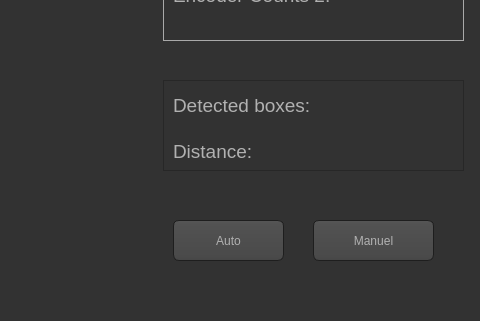
First picture: the form in Ros2_ws/src/gui/gui/ui/rover_main.ui, repository youssef1404/Cleaning_Robot_Project, before the edit; both pictures show x 887 to 1367 and y 340 to 661 of the 1367 by 762 pixel window.
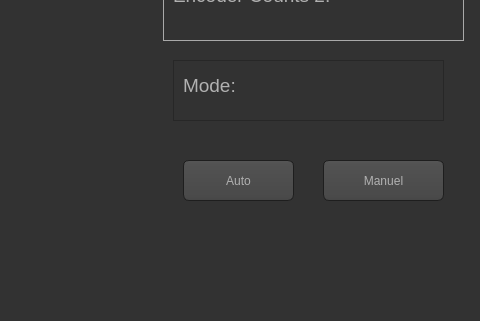
Second picture: the form after the edit. Icons and pictures are not drawn.

```diff
--- a/Ros2_ws/src/gui/gui/ui/rover_main.ui
+++ b/Ros2_ws/src/gui/gui/ui/rover_main.ui
@@ -1137,84 +1137,6 @@
     </property>
    </widget>
   </widget>
-  <widget class="QFrame" name="frame_4">
-   <property name="geometry">
-    <rect>
-     <x>1050</x>
-     <y>420</y>
-     <width>301</width>
-     <height>91</height>
-    </rect>
-   </property>
-   <property name="frameShape">
-    <enum>QFrame::StyledPanel</enum>
-   </property>
-   <property name="frameShadow">
-    <enum>QFrame::Raised</enum>
-   </property>
-   <widget class="QLabel" name="label_8">
-    <property name="geometry">
-     <rect>
-      <x>10</x>
-      <y>10</y>
-      <width>141</width>
-      <height>31</height>
-     </rect>
-    </property>
-    <property name="font">
-     <font>
-      <pointsize>14</pointsize>
-     </font>
-    </property>
-    <property name="text">
-     <string>Detected boxes:</string>
-    </property>
-   </widget>
-   <widget class="QLabel" name="box_label">
-    <property name="geometry">
-     <rect>
-      <x>180</x>
-      <y>16</y>
-      <width>91</width>
-      <height>31</height>
-     </rect>
-    </property>
-    <property name="text">
-     <string/>
-    </property>
-   </widget>
-   <widget class="QLabel" name="label_10">
-    <property name="geometry">
-     <rect>
-      <x>10</x>
-      <y>61</y>
-      <width>111</width>
-      <height>20</height>
-     </rect>
-    </property>
-    <property name="font">
-     <font>
-      <pointsize>14</pointsize>
-     </font>
-    </property>
-    <property name="text">
-     <string>Distance:</string>
-    </property>
-   </widget>
-   <widget class="QLabel" name="dis_label">
-    <property name="geometry">
-     <rect>
-      <x>150</x>
-      <y>50</y>
-      <width>91</width>
-      <height>31</height>
-     </rect>
-    </property>
-    <property name="text">
-     <string/>
-    </property>
-   </widget>
-  </widget>
   <widget class="QLabel" name="camera_label">
    <property name="geometry">
     <rect>
@@ -1705,8 +1627,8 @@
   <widget class="QPushButton" name="manuel_button">
    <property name="geometry">
     <rect>
-     <x>1200</x>
-     <y>560</y>
+     <x>1210</x>
+     <y>500</y>
      <width>121</width>
      <height>41</height>
     </rect>
@@ -1730,8 +1652,8 @@
   <widget class="QPushButton" name="auto_button">
    <property name="geometry">
     <rect>
-     <x>1060</x>
-     <y>560</y>
+     <x>1070</x>
+     <y>500</y>
      <width>111</width>
      <height>41</height>
     </rect>
@@ -1860,6 +1782,53 @@
     <string>ScreenShot</string>
    </property>
   </widget>
+  <widget class="QFrame" name="frame_6">
+   <property name="geometry">
+    <rect>
+     <x>1060</x>
+     <y>400</y>
+     <width>271</width>
+     <height>61</height>
+    </rect>
+   </property>
+   <property name="frameShape">
+    <enum>QFrame::StyledPanel</enum>
+   </property>
+   <property name="frameShadow">
+    <enum>QFrame::Raised</enum>
+   </property>
+   <widget class="QLabel" name="label_13">
+    <property name="geometry">
+     <rect>
+      <x>10</x>
+      <y>10</y>
+      <width>81</width>
+      <height>31</height>
+     </rect>
+    </property>
+    <property name="font">
+     <font>
+      <pointsize>14</pointsize>
+     </font>
+    </property>
+    <property name="text">
+     <string>Mode:</string>
+    </property>
+   </widget>
+   <widget class="QLabel" name="mode_label">
+    <property name="geometry">
+     <rect>
+      <x>110</x>
+      <y>10</y>
+      <width>131</width>
+      <height>41</height>
+     </rect>
+    </property>
+    <property name="text">
+     <string/>
+    </property>
+   </widget>
+  </widget>
  </widget>
  <resources/>
  <connections/>
```
